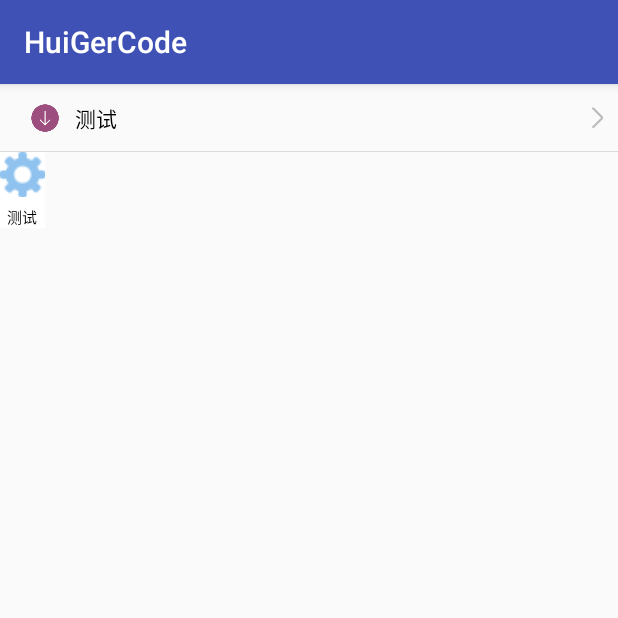
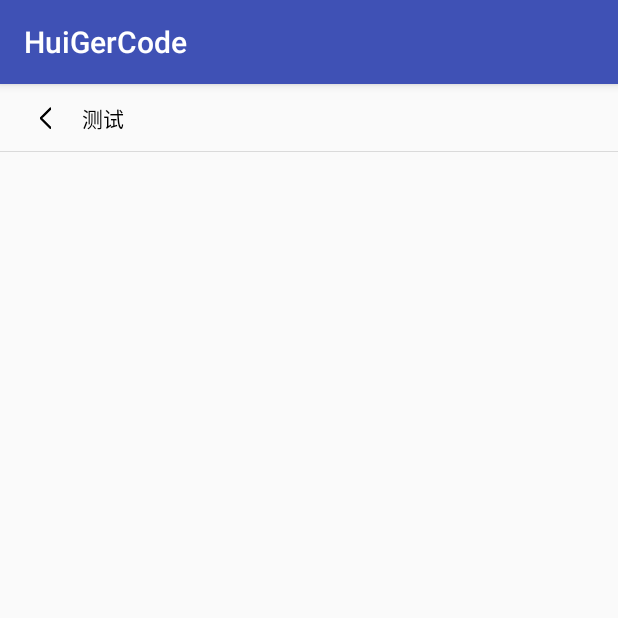
Before and after one commit to huiger/HuiGerCode, an Android app: the TestActivity screen opened directly, with no data from a screen before it, on a phone screen of 412 x 824 dp, the top half of it. Run offline under Robolectric (Android 15) with nearby library versions, the phone set to English and light mode, and no system bars.

Commit message:
发布到jcenter

```diff
--- a/app/src/main/res/layout/activity_test.xml
+++ b/app/src/main/res/layout/activity_test.xml
@@ -8,16 +8,19 @@
     android:orientation="vertical"
     tools:context="com.huige.huigercode.TestActivity">
 
-    <com.huige.library.widget.MineItemLayout
+
+
+
+
+    <com.huige.library.widget.ItemLayout
+        android:id="@+id/title"
         android:layout_width="match_parent"
         android:layout_height="wrap_content"
-        app:itemLeftImg="@mipmap/download"
-        app:itemText="测试"/>
+        app:itemLeftImg="@mipmap/left_arrow"
+        app:itemText="测试"
+        app:itemTextGravity="left"
+        app:itemRightImgVisible="GONE"/>
 
-    <com.huige.library.widget.ButtonMenu
-        android:layout_width="wrap_content"
-        android:layout_height="wrap_content"
-        app:bottom_text="测试"
-        app:bottom_normal_pic="@mipmap/setting"></com.huige.library.widget.ButtonMenu>
+
 
 </LinearLayout>
--- a/library/build.gradle
+++ b/library/build.gradle
@@ -38,7 +38,7 @@ publish {
     userOrg = 'huiger'//bintray.com用户名
     groupId = 'com.huiger'//jcenter上的路径
     artifactId = 'HGUtils'//项目名称
-    publishVersion = '1.0.0'//版本号
+    publishVersion = '1.0.5'//版本号
     desc = 'HGUtils '//描述，不重要
     website = 'https://github.com/huiger/HuiGerCode'//网站
 }
--- a/library/src/main/java/com/huige/library/utils/DataCleanManager.java
+++ b/library/src/main/java/com/huige/library/utils/DataCleanManager.java
@@ -16,7 +16,7 @@ public class DataCleanManager {
 
     /**
      * 获得缓存大小
-     * @param context
+     * @param context 上下文
      * @return 缓存大小
      */
     public static String getTotalCacheSize(Context context) {
--- a/library/src/main/java/com/huige/library/utils/DeviceUtils.java
+++ b/library/src/main/java/com/huige/library/utils/DeviceUtils.java
@@ -100,6 +100,7 @@ public class DeviceUtils {
     /**
      * 返回当前程序版本名
      *
+     * @param ctx 上下文
      * @return 版本号
      */
     public static String getAppVersionName(Context ctx) {
--- /dev/null
+++ b/library/src/main/java/com/huige/library/widget/ItemLayout.java
@@ -0,0 +1,140 @@
+package com.huige.library.widget;
+
+import android.content.Context;
+import android.content.res.TypedArray;
+import android.graphics.Color;
+import android.text.TextUtils;
+import android.util.AttributeSet;
+import android.view.Gravity;
+import android.view.LayoutInflater;
+import android.view.View;
+import android.view.ViewGroup;
+import android.widget.ImageView;
+import android.widget.RelativeLayout;
+import android.widget.TextView;
+
+import com.huige.library.R;
+import com.huige.library.utils.DeviceUtils;
+
+/**
+ * Author : huiGer
+ * Time : 2018/6/12 0012 下午 03:53.
+ * Desc : 个人中心的item
+ */
+public class ItemLayout extends RelativeLayout {
+
+    private ImageView ivLeft, ivRight;
+    private TextView tvContent, tvRight;
+    private View line;
+
+    public ItemLayout(Context context) {
+        this(context, null);
+    }
+
+    public ItemLayout(Context context, AttributeSet attrs) {
+        this(context, attrs, 0);
+    }
+
+    public ItemLayout(Context context, AttributeSet attrs, int defStyle) {
+        super(context, attrs, defStyle);
+        LayoutInflater.from(context).inflate(R.layout.layout_item, this);
+
+        findView();
+
+        TypedArray typedArray = context.obtainStyledAttributes(attrs, R.styleable.ItemLayout);
+        int leftImg = typedArray.getResourceId(R.styleable.ItemLayout_itemLeftImg, -1);
+        if (leftImg != -1) {
+            ivLeft.setVisibility(VISIBLE);
+            ivLeft.setImageResource(leftImg);
+            int leftImgSize = (int) typedArray.getDimension(R.styleable.ItemLayout_itemLeftImgSize, -1);
+            if(leftImgSize != -1){
+                ViewGroup.LayoutParams leftImgLp = ivLeft.getLayoutParams();
+                leftImgLp.width = leftImgSize;
+                leftImgLp.height = leftImgSize;
+            }
+            ivLeft.setOnClickListener(new OnClickListener() {
+                @Override
+                public void onClick(View view) {
+                    if(listener != null){
+                        listener.onLeftClick();
+                    }
+                }
+            });
+        }
+
+        tvContent.setText(typedArray.getString(R.styleable.ItemLayout_itemText));
+        tvContent.setTextColor(typedArray.getColor(R.styleable.ItemLayout_itemTextColor, Color.BLACK));
+        int textGravity = typedArray.getInt(R.styleable.ItemLayout_itemTextGravity, -1);
+        // 字体居中样式
+        if (textGravity == -1) {
+            tvContent.setGravity(Gravity.LEFT);
+            if(ivLeft.getVisibility() == VISIBLE) {
+                tvContent.setPadding(DeviceUtils.dp2px(context, 50), 0,0,0);
+            }
+        } else if (textGravity == 0) {
+            tvContent.setGravity(Gravity.CENTER);
+        } else {
+            tvContent.setGravity(Gravity.RIGHT);
+        }
+
+        float paddingLeft = typedArray.getDimension(R.styleable.ItemLayout_itemTextPaddingLeft, 0);
+        if (paddingLeft > 0) {
+            tvContent.setPadding(DeviceUtils.dp2px(context, paddingLeft), 0, 0, 0);
+        }
+
+
+        if (typedArray.getInt(R.styleable.ItemLayout_itemRightImgVisible, 1) == 1) {
+            int rightImg = typedArray.getResourceId(R.styleable.ItemLayout_itemRightImg, R.mipmap.right_arrow);
+            ivRight.setVisibility(VISIBLE);
+            ivRight.setImageResource(rightImg);
+            int rightImgSize = (int) typedArray.getDimension(R.styleable.ItemLayout_itemRightImgSize, -1);
+            if(rightImgSize != -1){
+                ViewGroup.LayoutParams rightImgLp = ivRight.getLayoutParams();
+                rightImgLp.width = rightImgSize;
+                rightImgLp.height = rightImgSize;
+            }
+        } else {
+            ivRight.setVisibility(GONE);
+        }
+
+        String rightStr = typedArray.getString(R.styleable.ItemLayout_itemRightText);
+        if (!TextUtils.isEmpty(rightStr)) {
+            tvRight.setVisibility(VISIBLE);
+            tvRight.setTextColor(typedArray.getColor(R.styleable.ItemLayout_itemRightTextColor, Color.BLACK));
+        }
+
+        findViewById(R.id.right_layout).setOnClickListener(new OnClickListener() {
+            @Override
+            public void onClick(View view) {
+                if(listener !=null){
+                    listener.onRightClick();
+                }
+            }
+        });
+
+        line.setVisibility(typedArray.getInt(R.styleable.ItemLayout_itemLineVisible, 1) == 1 ? VISIBLE : GONE);
+        typedArray.recycle();
+    }
+
+    private void findView() {
+        ivLeft = (ImageView) findViewById(R.id.iv_left);
+        ivRight = (ImageView) findViewById(R.id.iv_right);
+        tvContent = (TextView) findViewById(R.id.tv_content);
+        tvRight = (TextView) findViewById(R.id.tv_right);
+        line = findViewById(R.id.line);
+    }
+
+    private OnItemClickListener listener;
+
+    public void setOnItemClickListener(OnItemClickListener listener) {
+        this.listener = listener;
+    }
+
+    public static abstract class OnItemClickListener {
+        public void onLeftClick() {
+        }
+
+        public void onRightClick() {
+        }
+    }
+}
--- a/library/src/main/java/com/huige/library/widget/MineItemLayout.java
+++ /dev/null
@@ -1,64 +0,0 @@
-package com.huige.library.widget;
-
-import android.content.Context;
-import android.content.res.TypedArray;
-import android.graphics.Color;
-import android.text.TextUtils;
-import android.util.AttributeSet;
-import android.view.LayoutInflater;
-import android.view.View;
-import android.widget.ImageView;
-import android.widget.RelativeLayout;
-import android.widget.TextView;
-
-import com.huige.library.R;
-import com.huige.library.utils.DeviceUtils;
-
-/**
- * Author : huiGer
- * Time : 2018/6/12 0012 下午 03:53.
- * Desc : 个人中心的item
- */
-public class MineItemLayout extends RelativeLayout {
-
-    private ImageView ivLeft, ivRight;
-    private TextView tvContent;
-    private View line;
-
-    public MineItemLayout(Context context) {
-        this(context, null);
-    }
-
-    public MineItemLayout(Context context, AttributeSet attrs) {
-        this(context, attrs, 0);
-    }
-
-    public MineItemLayout(Context context, AttributeSet attrs, int defStyle) {
-        super(context, attrs, defStyle);
-        LayoutInflater.from(context).inflate(R.layout.layout_item_mine, this);
-
-        findView();
-
-        TypedArray typedArray = context.obtainStyledAttributes(attrs, R.styleable.MineItemLayout);
-        int leftImg = typedArray.getResourceId(R.styleable.MineItemLayout_itemLeftImg, R.mipmap.setting);
-        ivLeft.setImageResource(leftImg);
-        int rightImg = typedArray.getResourceId(R.styleable.MineItemLayout_itemRightImg, R.mipmap.right_arrow);
-        ivRight.setImageResource(rightImg);
-        String contentStr = typedArray.getString(R.styleable.MineItemLayout_itemText);
-        tvContent.setText(TextUtils.isEmpty(contentStr) ? "设置" : contentStr);
-        tvContent.setTextColor(typedArray.getColor(R.styleable.MineItemLayout_itemTextColor, Color.BLACK));
-        float paddingLeft = typedArray.getDimension(R.styleable.MineItemLayout_itemTextPaddingLeft, 0);
-        if (paddingLeft > 0) {
-            tvContent.setPadding(DeviceUtils.dp2px(context, paddingLeft), 0, 0, 0);
-        }
-        line.setVisibility(typedArray.getInt(R.styleable.MineItemLayout_itemLineVisible, 1) == 1 ? VISIBLE : GONE);
-        typedArray.recycle();
-    }
-
-    private void findView() {
-        ivLeft = (ImageView) findViewById(R.id.iv_left);
-        ivRight = (ImageView) findViewById(R.id.iv_right);
-        tvContent = (TextView) findViewById(R.id.tv_content);
-        line = findViewById(R.id.line);
-    }
-}
--- a/library/src/main/java/com/huige/library/widget/TabLayout/TabScrollView.java
+++ b/library/src/main/java/com/huige/library/widget/TabLayout/TabScrollView.java
@@ -165,7 +165,7 @@ public class TabScrollView extends HorizontalScrollView {
     /**
      * set default TextView Size
      *
-     * @param defaultIndex
+     * @param defaultIndex TextView Size
      */
     public void setDefaultIndex(int defaultIndex) {
         for (int i = 0; i < textViews.size(); i++) {
--- /dev/null
+++ b/library/src/main/res/layout/layout_item.xml
@@ -0,0 +1,60 @@
+<?xml version="1.0" encoding="utf-8"?>
+<RelativeLayout xmlns:android="http://schemas.android.com/apk/res/android"
+                android:layout_width="match_parent"
+                android:layout_height="45dp">
+
+    <ImageView
+        android:id="@+id/iv_left"
+        android:layout_width="40dp"
+        android:layout_height="40dp"
+        android:layout_centerVertical="true"
+        android:layout_marginLeft="10dp"
+        android:scaleType="center"
+        android:src="@mipmap/left_arrow"
+        android:visibility="gone"/>
+
+    <TextView
+        android:id="@+id/tv_content"
+        android:layout_width="match_parent"
+        android:layout_height="wrap_content"
+        android:layout_centerInParent="true"
+        android:text="设置"
+        android:gravity="left"
+        android:layout_marginLeft="10dp"
+        android:lines="1"
+        android:ellipsize="end"
+        android:textColor="#000"/>
+
+    <LinearLayout
+        android:id="@+id/right_layout"
+        android:layout_width="wrap_content"
+        android:layout_height="match_parent"
+        android:layout_alignParentRight="true"
+        android:layout_marginRight="10dp"
+        android:orientation="horizontal">
+
+        <TextView
+            android:id="@+id/tv_right"
+            android:layout_width="wrap_content"
+            android:layout_height="match_parent"
+            android:gravity="center"
+            android:text="设置"
+            android:visibility="gone"/>
+
+        <ImageView
+            android:id="@+id/iv_right"
+            android:layout_width="40dp"
+            android:layout_height="40dp"
+            android:scaleType="center"
+            android:layout_gravity="center_vertical"
+            android:src="@mipmap/right_arrow"/>
+    </LinearLayout>
+
+    <View
+        android:id="@+id/line"
+        android:layout_width="match_parent"
+        android:layout_height="0.7dp"
+        android:layout_alignParentBottom="true"
+        android:background="#DADADA"/>
+
+</RelativeLayout>
--- a/library/src/main/res/layout/layout_item_mine.xml
+++ /dev/null
@@ -1,49 +0,0 @@
-<?xml version="1.0" encoding="utf-8"?>
-<RelativeLayout xmlns:android="http://schemas.android.com/apk/res/android"
-                android:layout_width="match_parent"
-                android:layout_height="45dp">
-
-    <LinearLayout
-        android:layout_width="match_parent"
-        android:layout_height="wrap_content"
-        android:gravity="center_vertical"
-        android:padding="10dp"
-        android:layout_centerVertical="true"
-        android:orientation="horizontal">
-
-        <ImageView
-            android:id="@+id/iv_left"
-            android:layout_width="20dp"
-            android:layout_height="20dp"
-            android:layout_marginLeft="10dp"
-            android:src="@mipmap/setting"/>
-
-        <TextView
-            android:id="@+id/tv_content"
-            android:layout_width="wrap_content"
-            android:layout_height="wrap_content"
-            android:layout_marginLeft="10dp"
-            android:text="设置"
-            android:textColor="#000"/>
-
-        <View
-            android:layout_width="0dp"
-            android:layout_height="1dp"
-            android:layout_weight="1"/>
-
-        <ImageView
-            android:id="@+id/iv_right"
-            android:layout_width="wrap_content"
-            android:layout_height="wrap_content"
-            android:src="@mipmap/right_arrow"/>
-
-    </LinearLayout>
-
-    <View
-        android:id="@+id/line"
-        android:layout_width="match_parent"
-        android:layout_height="0.7dp"
-        android:layout_alignParentBottom="true"
-        android:background="#DADADA"/>
-
-</RelativeLayout>
```
Also changed, not shown: app/src/main/java/com/huige/huigercode/TestActivity.java (+18 -1 lines), library/src/main/java/com/huige/library/utils/EmojiUtils.java (+9 -0 lines), library/src/main/java/com/huige/library/utils/SharedPreferencesUtils.java (added, +124 -0 lines), library/src/main/res/values/attrs.xml (+18 -4 lines), app/src/main/res/mipmap-hdpi/left_arrow.png (added), library/src/main/res/mipmap-hdpi/left_arrow.png (added), 1 other file.
